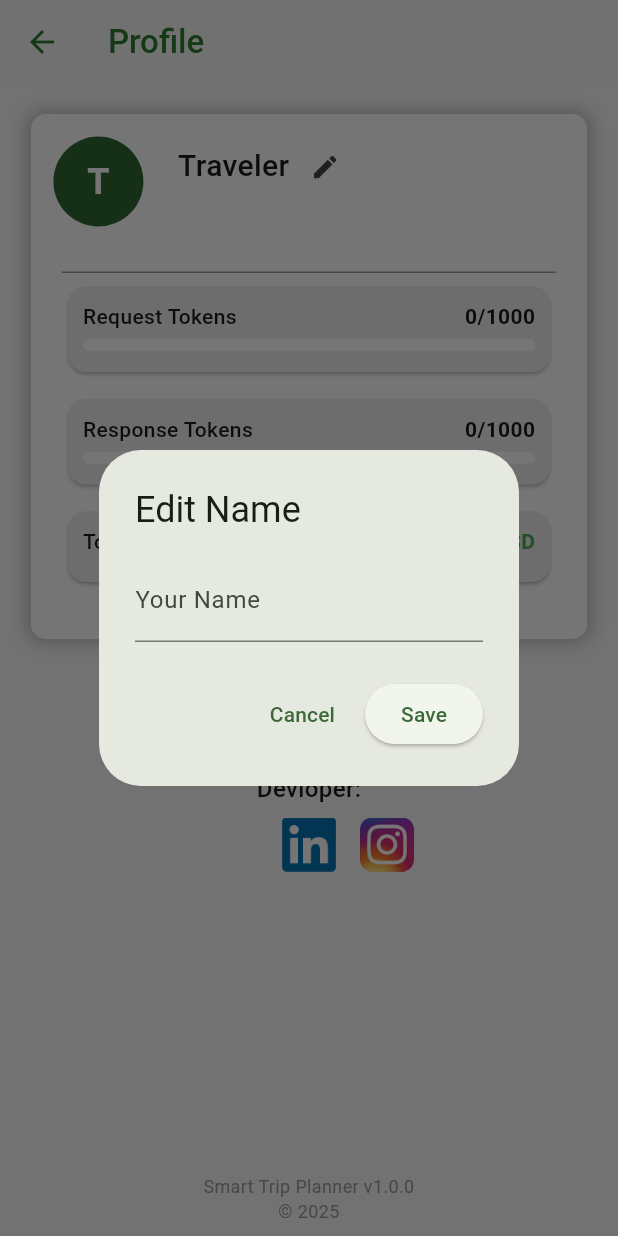
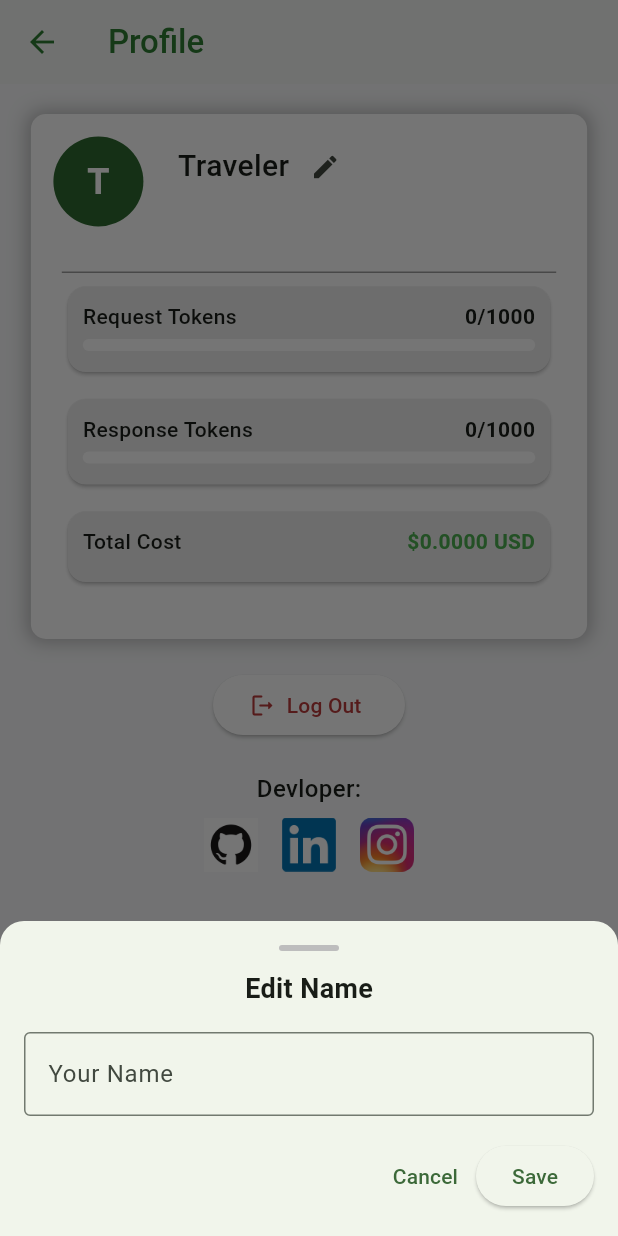
Before and after one commit to varaprasad-t/Smart-Trip-Planner, a Flutter app: the ProfileScreen screen opened directly, after a tap on the "edit" icon, on a phone screen of 412 x 824 dp. Run offline on Flutter 3.47's test engine with Material 3 defaults, Android fonts, the light colour scheme and no system bars; our stand-ins replace connectivity_plus, firebase_auth, firebase_core, flutter_dotenv, font_awesome_flutter, google_generative_ai and 4 more; accounts and stored records are empty; network calls fail; Roboto replaces fonts that are missing (Quicksand).

Commit message:
Updated profile screen, social buttons internet check, and avatar logic

```diff
--- a/lib/main.dart
+++ b/lib/main.dart
@@ -11,13 +11,11 @@ import 'package:flutter_dotenv/flutter_dotenv.dart';
 void main() async {
   WidgetsFlutterBinding.ensureInitialized();
 
-  // Hive
   await Hive.initFlutter();
   await Hive.openBox('savedTrips');
   await Hive.openBox('userTokens');
   await Hive.openBox('usageCost');
 
-  // Env
   try {
     await dotenv.load(fileName: ".env");
     debugPrint('env success');
@@ -36,7 +34,6 @@ void main() async {
     ),
   );
 
-  // Run app instantly
   runApp(MyApp());
 }
 
--- a/lib/screens/profile_screen.dart
+++ b/lib/screens/profile_screen.dart
@@ -1,3 +1,4 @@
+import 'package:connectivity_plus/connectivity_plus.dart';
 import 'package:firebase_auth/firebase_auth.dart';
 import 'package:flutter/material.dart';
 import 'package:smart_trip_planner/screens/login_screen.dart';
@@ -14,35 +15,67 @@ class ProfileScreen extends StatefulWidget {
 }
 
 class _ProfileScreenState extends State<ProfileScreen> {
+  Future<bool> _hasInternet() async {
+    var connectivityResult = await Connectivity().checkConnectivity();
+    return connectivityResult != ConnectivityResult.none;
+  }
+
   final user = FirebaseAuth.instance.currentUser;
+  final AuthService _auth = AuthService();
 
-  final AuthService _auth = AuthService();
   Future<void> _editNameDialog() async {
     final nameController = TextEditingController(
       text: FirebaseAuth.instance.currentUser?.displayName ?? "",
     );
     bool isLoading = false;
-    await showDialog(
+    await showModalBottomSheet(
       context: context,
+      isScrollControlled: true,
+      shape: const RoundedRectangleBorder(
+        borderRadius: BorderRadius.vertical(top: Radius.circular(16)),
+      ),
       builder: (context) {
         return StatefulBuilder(
           builder: (context, setStateDialog) {
-            return AlertDialog(
-              title: const Text("Edit Name"),
-              content: Column(
+            return Padding(
+              padding: EdgeInsets.only(
+                left: 16,
+                right: 16,
+                top: 16,
+                bottom: MediaQuery.of(context).viewInsets.bottom + 16,
+              ),
+              child: Column(
                 mainAxisSize: MainAxisSize.min,
                 children: [
+                  Container(
+                    width: 40,
+                    height: 4,
+                    margin: const EdgeInsets.only(bottom: 12),
+                    decoration: BoxDecoration(
+                      color: Colors.grey[400],
+                      borderRadius: BorderRadius.circular(2),
+                    ),
+                  ),
+                  const Text(
+                    "Edit Name",
+                    style: TextStyle(fontSize: 18, fontWeight: FontWeight.bold),
+                  ),
+                  const SizedBox(height: 16),
                   TextField(
                     controller: nameController,
-                    decoration: const InputDecoration(labelText: "Your Name"),
+                    decoration: const InputDecoration(
+                      labelText: "Your Name",
+                      border: OutlineInputBorder(),
+                    ),
                   ),
                   if (isLoading) ...[
                     const SizedBox(height: 16),
                     const CircularProgressIndicator(),
                   ],
-                ],
-              ),
-              actions: [
+                  const SizedBox(height: 16),
+                  Row(
+                    mainAxisAlignment: MainAxisAlignment.end,
+                    children: [
                       TextButton(
                         onPressed: () => Navigator.pop(context),
                         child: const Text("Cancel"),
@@ -54,19 +87,21 @@ class _ProfileScreenState extends State<ProfileScreen> {
                                 setStateDialog(() {
                                   isLoading = true;
                                 });
-                          final currentUser = FirebaseAuth.instance.currentUser;
+                                final currentUser =
+                                    FirebaseAuth.instance.currentUser;
                                 await currentUser?.updateDisplayName(
                                   nameController.text.trim(),
                                 );
                                 await currentUser?.reload();
-                          setState(
-                            () {},
-                          ); // refresh profile screen with updated user info
+                                setState(() {});
                                 Navigator.pop(context);
                               },
                         child: const Text("Save"),
                       ),
                     ],
+                  ),
+                ],
+              ),
             );
           },
         );
@@ -91,6 +126,7 @@ class _ProfileScreenState extends State<ProfileScreen> {
         ? FirebaseAuth.instance.currentUser!.displayName!
         : 'Traveler';
     return Scaffold(
+      resizeToAvoidBottomInset: false,
       backgroundColor: const Color(0xFFF8F9FA),
       appBar: AppBar(
         backgroundColor: const Color(0xFFF8F9FA),
@@ -125,7 +161,6 @@ class _ProfileScreenState extends State<ProfileScreen> {
                     ),
                   ],
                 ),
-
                 child: Column(
                   children: [
                     Row(
@@ -133,21 +168,35 @@ class _ProfileScreenState extends State<ProfileScreen> {
                         Padding(
                           padding: const EdgeInsets.all(15.0),
                           child: CircleAvatar(
+                            radius: 30,
                             backgroundColor: const Color.fromARGB(
                               255,
                               45,
                               105,
                               47,
                             ),
-                            radius: 30,
-                            child: Text(
+                            backgroundImage:
+                                FirebaseAuth.instance.currentUser?.photoURL !=
+                                    null
+                                ? NetworkImage(
+                                    FirebaseAuth
+                                        .instance
+                                        .currentUser!
+                                        .photoURL!,
+                                  )
+                                : null,
+                            child:
+                                FirebaseAuth.instance.currentUser?.photoURL ==
+                                    null
+                                ? Text(
                                     debugSafeFirstChar(safeName).toUpperCase(),
                                     style: const TextStyle(
                                       fontSize: 24,
                                       fontWeight: FontWeight.bold,
                                       color: Colors.white,
                                     ),
-                            ),
+                                  )
+                                : null,
                           ),
                         ),
                         Padding(
@@ -440,15 +489,26 @@ class _ProfileScreenState extends State<ProfileScreen> {
             mainAxisAlignment: MainAxisAlignment.center,
             children: [
               IconButton(
-                icon: Image.network(
-                  'https://github.githubassets.com/images/modules/logos_page/GitHub-Mark.png',
+                icon: Image.asset(
+                  'assets/images/git.png',
                   height: 36,
                   width: 36,
                 ),
                 onPressed: () async {
-                  final Uri url = Uri.parse('https://github.com/varaprasad-t');
+                  if (await _hasInternet()) {
+                    final Uri url = Uri.parse(
+                      'https://github.com/varaprasad-t',
+                    );
                     if (await canLaunchUrl(url)) {
-                    await launchUrl(url, mode: LaunchMode.externalApplication);
+                      await launchUrl(
+                        url,
+                        mode: LaunchMode.externalApplication,
+                      );
+                    }
+                  } else {
+                    ScaffoldMessenger.of(context).showSnackBar(
+                      const SnackBar(content: Text('No internet connection')),
+                    );
                   }
                 },
                 tooltip: 'View GitHub Profile',
@@ -459,17 +519,19 @@ class _ProfileScreenState extends State<ProfileScreen> {
                   height: 36,
                   width: 36,
                 ),
-                onPressed: () {
+                onPressed: () async {
+                  if (await _hasInternet()) {
                     ScaffoldMessenger.of(context).showSnackBar(
-                    const SnackBar(
-                      content: Text('Coming soon!'),
-                      duration: Duration(seconds: 1),
-                    ),
+                      const SnackBar(content: Text('Coming soon!')),
                     );
+                  } else {
+                    ScaffoldMessenger.of(context).showSnackBar(
+                      const SnackBar(content: Text('No internet connection')),
+                    );
+                  }
                 },
                 tooltip: 'LinkedIn (coming soon)',
               ),
-
               IconButton(
                 icon: Image.asset(
                   'assets/images/instagram.png',
@@ -477,11 +539,20 @@ class _ProfileScreenState extends State<ProfileScreen> {
                   width: 36,
                 ),
                 onPressed: () async {
+                  if (await _hasInternet()) {
                     final Uri url = Uri.parse(
                       'https://www.instagram.com/_iamvaraprasad_/',
                     );
                     if (await canLaunchUrl(url)) {
-                    await launchUrl(url, mode: LaunchMode.externalApplication);
+                      await launchUrl(
+                        url,
+                        mode: LaunchMode.externalApplication,
+                      );
+                    }
+                  } else {
+                    ScaffoldMessenger.of(context).showSnackBar(
+                      const SnackBar(content: Text('No internet connection')),
+                    );
                   }
                 },
                 tooltip: 'Instagram',
--- a/pubspec.yaml
+++ b/pubspec.yaml
@@ -12,6 +12,7 @@ dependencies:
     sdk: flutter
 
   cupertino_icons: ^1.0.8
+  connectivity_plus: ^6.0.3
   flutter_dotenv: ^5.1.0
   flutter_riverpod: ^3.0.0-dev.3
   cloud_firestore: ^6.0.0
@@ -46,6 +47,7 @@ dependencies:
 
   flutter_native_splash: ^2.4.6
   lottie: ^3.3.1
+  image_picker: ^1.1.2
 
 dev_dependencies:
   flutter_test:
```
Also changed, not shown: lib/screens/chat_screen.dart (+23 -10 lines), lib/screens/home_screen.dart (+29 -13 lines), assets/images/git.png (added), pubspec.lock, 6 other files. Lines whose indentation alone changed are shown as unchanged.
